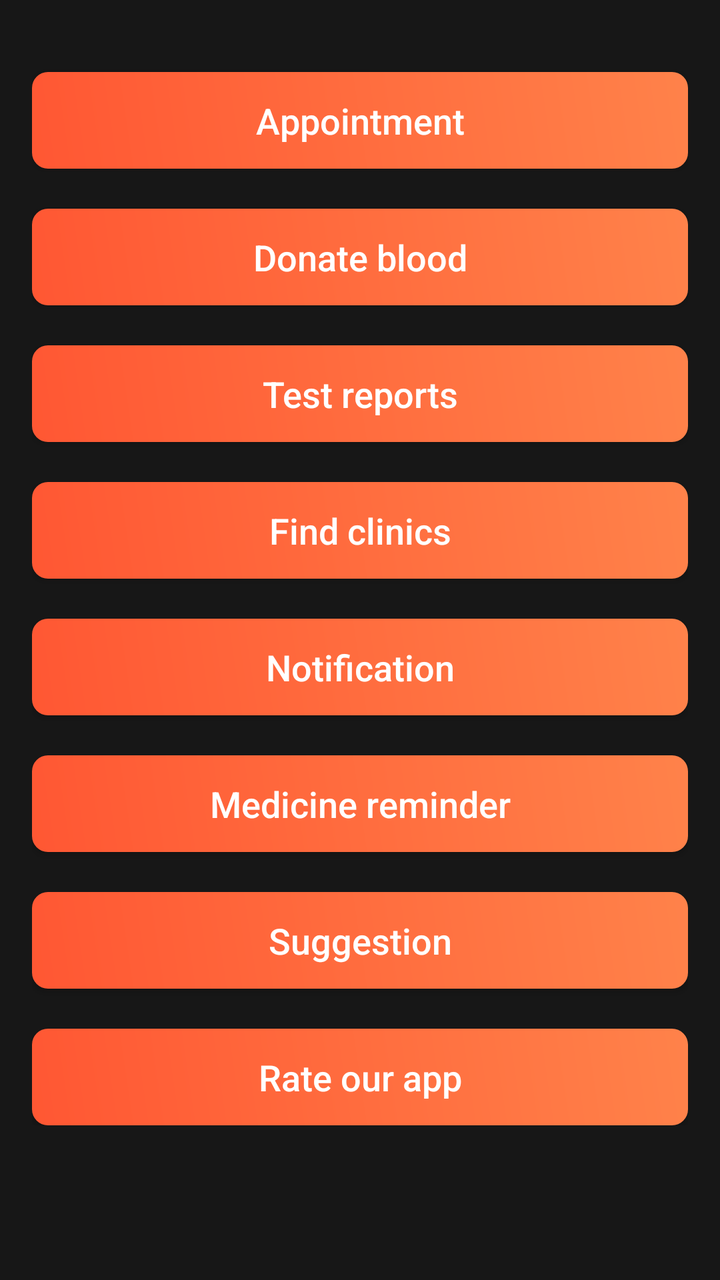
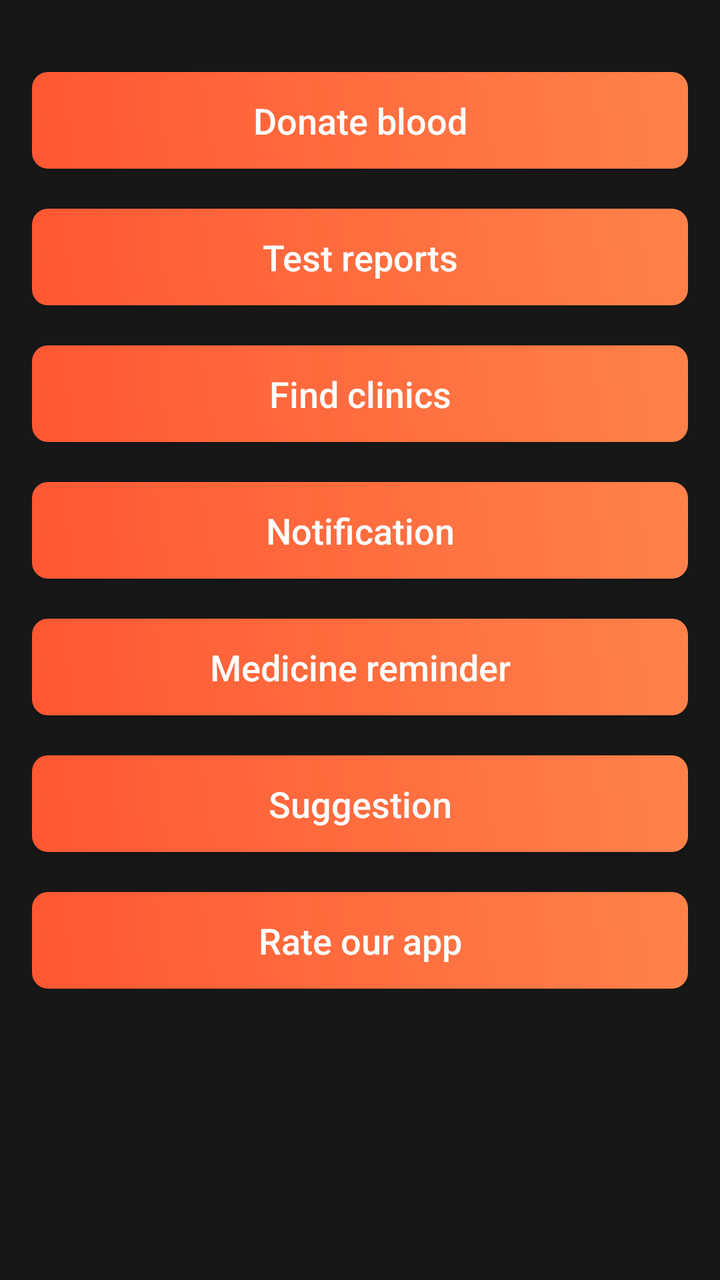

An Android layout rendered at two revisions. The XML below is the earlier revision; the diff shows what the commit changed to produce the second picture.
<!-- AndroidManifest.xml: application theme Theme.AppCompat -->
<!-- res/layout/fragment_tab2.xml -->
<?xml version="1.0" encoding="utf-8"?>
<ScrollView xmlns:android="http://schemas.android.com/apk/res/android"
    android:layout_width="match_parent"
    android:layout_height="match_parent"
    android:background="#85000000">

    <RelativeLayout
        android:layout_width="match_parent"
        android:layout_height="wrap_content"
        android:padding="16dp">

        <Button
            android:id="@+id/btn1"
            android:layout_width="match_parent"
            android:layout_height="wrap_content"
            android:layout_centerHorizontal="true"
            android:layout_marginTop="20dp"
            android:background="@drawable/cool_button_background"
            android:onClick="onButtonClick"
            android:paddingStart="16dp"
            android:paddingTop="12dp"
            android:paddingEnd="16dp"
            android:paddingBottom="12dp"
            android:text="Appointment"
            android:textAllCaps="false"
            android:textSize="18sp" />

        <Button
            android:id="@+id/btnnew"
            android:layout_width="match_parent"
            android:layout_height="wrap_content"
            android:layout_below="@id/btn1"
            android:layout_marginTop="20dp"
            android:background="@drawable/cool_button_background"
            android:paddingStart="16dp"
            android:paddingTop="12dp"
            android:paddingEnd="16dp"
            android:paddingBottom="12dp"
            android:text="Donate blood"
            android:textAllCaps="false"
            android:textSize="18sp" />

        

        <Button
            android:id="@+id/btn2"
            android:layout_width="match_parent"
            android:layout_height="wrap_content"
            android:layout_below="@id/btnnew"
            android:layout_centerHorizontal="true"
            android:layout_marginTop="20dp"
            android:background="@drawable/cool_button_background"
            android:paddingStart="16dp"
            android:paddingTop="12dp"
            android:paddingEnd="16dp"
            android:paddingBottom="12dp"
            android:text="Test reports"
            android:textAllCaps="false"
            android:textSize="18sp" />

        <Button
            android:id="@+id/btn3"
            android:layout_width="match_parent"
            android:layout_height="wrap_content"
            android:layout_below="@id/btn2"
            android:layout_centerHorizontal="true"
            android:layout_marginTop="20dp"
            android:background="@drawable/cool_button_background"
            android:paddingStart="16dp"
            android:paddingTop="12dp"
            android:paddingEnd="16dp"
            android:paddingBottom="12dp"
            android:text="Find clinics"
            android:textAllCaps="false"
            android:textSize="18sp" />

        <Button
            android:id="@+id/btnNotify"
            android:layout_width="match_parent"
            android:layout_height="wrap_content"
            android:layout_below="@id/btn3"
            android:layout_centerHorizontal="true"
            android:layout_marginTop="20dp"
            android:background="@drawable/cool_button_background"
            android:paddingStart="16dp"
            android:paddingTop="12dp"
            android:paddingEnd="16dp"
            android:paddingBottom="12dp"
            android:text="Notification"
            android:textAllCaps="false"
            android:textSize="18sp" />

        <Button
            android:id="@+id/btn4"
            android:layout_width="match_parent"
            android:layout_height="wrap_content"
            android:layout_below="@id/btnNotify"
            android:layout_centerHorizontal="true"
            android:layout_marginTop="20dp"
            android:background="@drawable/cool_button_background"
            android:paddingStart="16dp"
            android:paddingTop="12dp"
            android:paddingEnd="16dp"
            android:paddingBottom="12dp"
            android:text="Medicine reminder"
            android:textAllCaps="false"
            android:textSize="18sp" />

        <Button
            android:id="@+id/btn5"
            android:layout_width="match_parent"
            android:layout_height="wrap_content"
            android:layout_below="@id/btn4"
            android:layout_centerHorizontal="true"
            android:layout_marginTop="20dp"
            android:background="@drawable/cool_button_background"
            android:paddingStart="16dp"
            android:paddingTop="12dp"
            android:paddingEnd="16dp"
            android:paddingBottom="12dp"
            android:text="Suggestion"
            android:textAllCaps="false"
            android:textSize="18sp" />

        <Button
            android:id="@+id/btn6"
            android:layout_width="match_parent"
            android:layout_height="wrap_content"
            android:layout_below="@id/btn5"
            android:layout_centerHorizontal="true"
            android:layout_marginTop="20dp"
            android:background="@drawable/cool_button_background"
            android:paddingStart="16dp"
            android:paddingTop="12dp"
            android:paddingEnd="16dp"
            android:paddingBottom="12dp"
            android:text="Rate our app"
            android:textAllCaps="false"
            android:textSize="18sp" />
    </RelativeLayout>
</ScrollView>
<!-- resources referenced by this layout -->
<resources>
  <!-- drawable cool_button_background (drawable) -->
  <shape xmlns:android="http://schemas.android.com/apk/res/android">
      <gradient
          android:angle="45"
          android:endColor="#FF824A"
          android:startColor="#FF5733" />
      <corners android:radius="8dp" />
  </shape>
</resources>

<!-- the commit's change to res/layout/fragment_tab2.xml (unified diff, before → after) -->
@@ -10,26 +10,9 @@
         android:padding="16dp">
 
         <Button
-            android:id="@+id/btn1"
-            android:layout_width="match_parent"
-            android:layout_height="wrap_content"
-            android:layout_centerHorizontal="true"
-            android:layout_marginTop="20dp"
-            android:background="@drawable/cool_button_background"
-            android:onClick="onButtonClick"
-            android:paddingStart="16dp"
-            android:paddingTop="12dp"
-            android:paddingEnd="16dp"
-            android:paddingBottom="12dp"
-            android:text="Appointment"
-            android:textAllCaps="false"
-            android:textSize="18sp" />
-
-        <Button
             android:id="@+id/btnnew"
             android:layout_width="match_parent"
             android:layout_height="wrap_content"
-            android:layout_below="@id/btn1"
             android:layout_marginTop="20dp"
             android:background="@drawable/cool_button_background"
             android:paddingStart="16dp"
